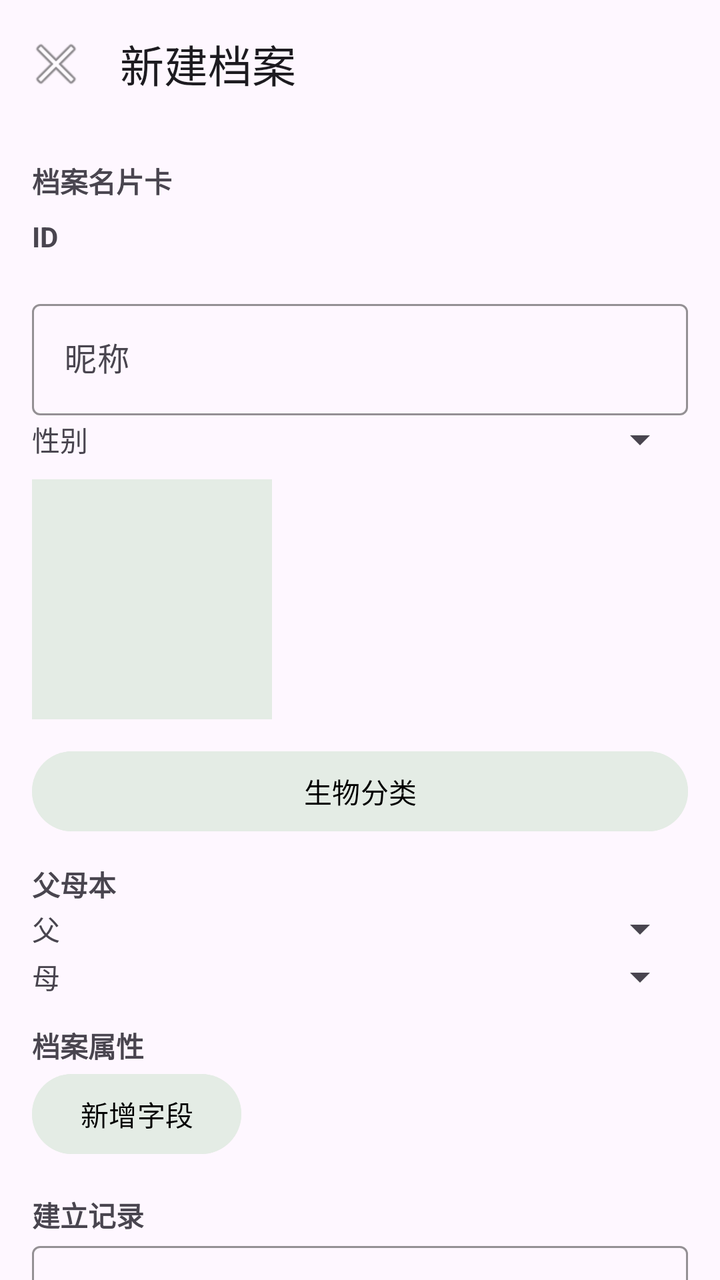
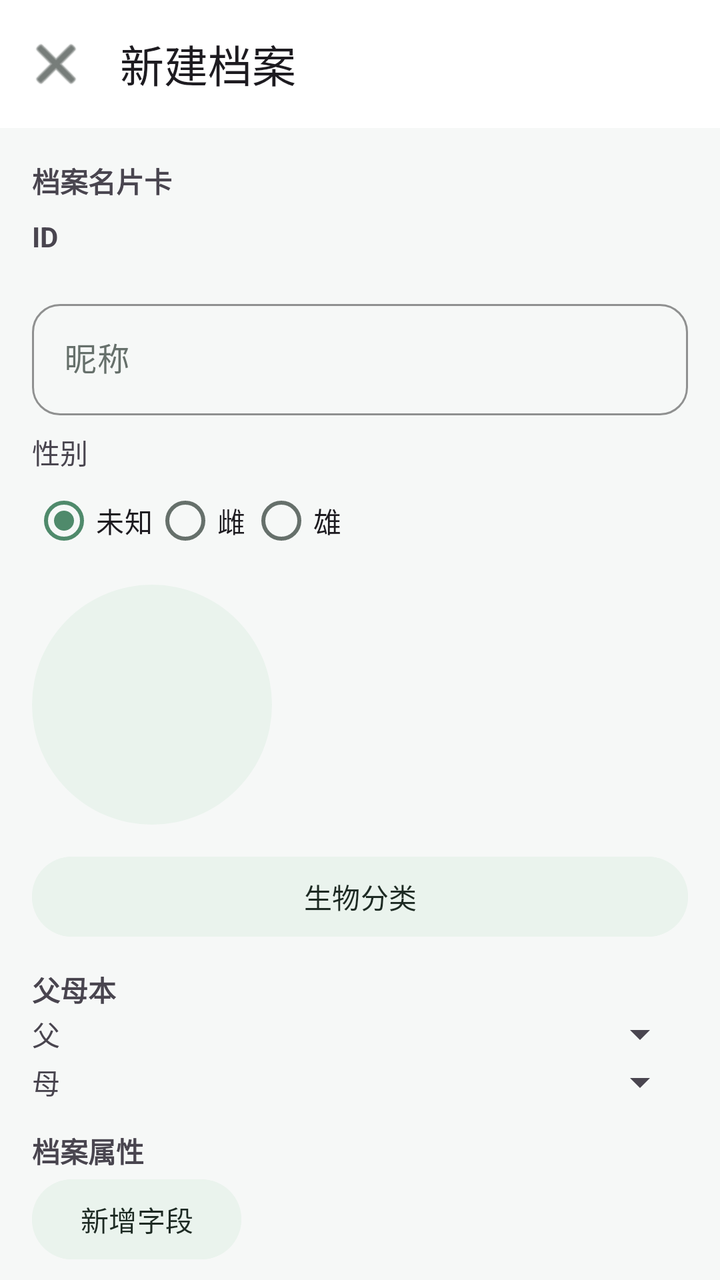

An Android layout rendered at two revisions. The XML below is the earlier revision; the diff shows what the commit changed to produce the second picture.
<!-- AndroidManifest.xml: application theme Theme.PetProfile -->
<!-- res/layout/activity_profile_edit.xml -->
<?xml version="1.0" encoding="utf-8"?>
<androidx.coordinatorlayout.widget.CoordinatorLayout xmlns:android="http://schemas.android.com/apk/res/android"
    xmlns:app="http://schemas.android.com/apk/res-auto"
    android:layout_width="match_parent"
    android:layout_height="match_parent">

    <com.google.android.material.appbar.AppBarLayout
        android:layout_width="match_parent"
        android:layout_height="wrap_content">

        <com.google.android.material.appbar.MaterialToolbar
            android:id="@+id/toolbar"
            android:layout_width="match_parent"
            android:layout_height="?attr/actionBarSize"
            app:navigationIcon="@android:drawable/ic_menu_close_clear_cancel"
            app:title="@string/action_add_profile" />
    </com.google.android.material.appbar.AppBarLayout>

    <androidx.core.widget.NestedScrollView
        android:layout_width="match_parent"
        android:layout_height="match_parent"
        android:fillViewport="true"
        app:layout_behavior="@string/appbar_scrolling_view_behavior">

        <LinearLayout
            android:layout_width="match_parent"
            android:layout_height="wrap_content"
            android:orientation="vertical"
            android:padding="16dp">

            <TextView
                android:layout_width="wrap_content"
                android:layout_height="wrap_content"
                android:text="@string/label_profile_metadata"
                android:textStyle="bold" />

            <TextView
                android:layout_width="wrap_content"
                android:layout_height="wrap_content"
                android:layout_marginTop="8dp"
                android:text="ID"
                android:textStyle="bold" />

            <TextView
                android:id="@+id/profileIdTextView"
                android:layout_width="match_parent"
                android:layout_height="wrap_content"
                android:textIsSelectable="true" />

            <com.google.android.material.textfield.TextInputLayout
                style="@style/Widget.PetProfile.TextInputLayout.Required"
                android:layout_width="match_parent"
                android:layout_height="wrap_content"
                android:hint="@string/label_nickname">

                <com.google.android.material.textfield.TextInputEditText
                    android:id="@+id/nicknameEditText"
                    android:layout_width="match_parent"
                    android:layout_height="wrap_content"
                    android:importantForAutofill="no"
                    android:inputType="text" />
            </com.google.android.material.textfield.TextInputLayout>

            <LinearLayout
                android:layout_width="match_parent"
                android:layout_height="wrap_content"
                android:gravity="center_vertical"
                android:orientation="horizontal">

                <TextView
                    android:layout_width="wrap_content"
                    android:layout_height="wrap_content"
                    android:text="@string/label_gender" />

                <Spinner
                    android:id="@+id/genderSpinner"
                    android:layout_width="0dp"
                    android:layout_height="wrap_content"
                    android:layout_marginStart="12dp"
                    android:layout_weight="1" />
            </LinearLayout>

            <ImageView
                android:id="@+id/avatarPreview"
                android:layout_width="120dp"
                android:layout_height="120dp"
                android:layout_marginTop="8dp"
                android:background="@color/avatar_background"
                android:clickable="true"
                android:focusable="true"
                android:scaleType="centerCrop" />

            <Button
                android:id="@+id/taxonomyToggleButton"
                android:layout_width="match_parent"
                android:layout_height="wrap_content"
                android:layout_marginTop="12dp"
                android:backgroundTint="@color/avatar_background"
                android:text="@string/label_taxonomy_section"
                android:textColor="@android:color/black" />

            <LinearLayout
                android:id="@+id/taxonomyContainer"
                android:layout_width="match_parent"
                android:layout_height="wrap_content"
                android:orientation="vertical"
                android:visibility="gone">

            <com.google.android.material.textfield.TextInputLayout
                style="@style/Widget.PetProfile.TextInputLayout"
                android:layout_width="match_parent"
                android:layout_height="wrap_content"
                android:hint="@string/label_kingdom">

                <com.google.android.material.textfield.TextInputEditText
                    android:id="@+id/kingdomEditText"
                    android:layout_width="match_parent"
                    android:layout_height="wrap_content" />
            </com.google.android.material.textfield.TextInputLayout>

            <com.google.android.material.textfield.TextInputLayout
                style="@style/Widget.PetProfile.TextInputLayout"
                android:layout_width="match_parent"
                android:layout_height="wrap_content"
                android:hint="@string/label_phylum">

                <com.google.android.material.textfield.TextInputEditText
                    android:id="@+id/phylumEditText"
                    android:layout_width="match_parent"
                    android:layout_height="wrap_content" />
            </com.google.android.material.textfield.TextInputLayout>

            <com.google.android.material.textfield.TextInputLayout
                style="@style/Widget.PetProfile.TextInputLayout"
                android:layout_width="match_parent"
                android:layout_height="wrap_content"
                android:hint="@string/label_class">

                <com.google.android.material.textfield.TextInputEditText
                    android:id="@+id/classEditText"
                    android:layout_width="match_parent"
                    android:layout_height="wrap_content" />
            </com.google.android.material.textfield.TextInputLayout>

            <com.google.android.material.textfield.TextInputLayout
                style="@style/Widget.PetProfile.TextInputLayout"
                android:layout_width="match_parent"
                android:layout_height="wrap_content"
                android:hint="@string/label_order">

                <com.google.android.material.textfield.TextInputEditText
                    android:id="@+id/orderEditText"
                    android:layout_width="match_parent"
                    android:layout_height="wrap_content" />
            </com.google.android.material.textfield.TextInputLayout>

            <com.google.android.material.textfield.TextInputLayout
                style="@style/Widget.PetProfile.TextInputLayout"
                android:layout_width="match_parent"
                android:layout_height="wrap_content"
                android:hint="@string/label_family">

                <com.google.android.material.textfield.TextInputEditText
                    android:id="@+id/familyEditText"
                    android:layout_width="match_parent"
                    android:layout_height="wrap_content" />
            </com.google.android.material.textfield.TextInputLayout>

            <com.google.android.material.textfield.TextInputLayout
                style="@style/Widget.PetProfile.TextInputLayout"
                android:layout_width="match_parent"
                android:layout_height="wrap_content"
                android:hint="@string/label_genus">

                <com.google.android.material.textfield.TextInputEditText
                    android:id="@+id/genusEditText"
                    android:layout_width="match_parent"
                    android:layout_height="wrap_content" />
            </com.google.android.material.textfield.TextInputLayout>

            <com.google.android.material.textfield.TextInputLayout
                style="@style/Widget.PetProfile.TextInputLayout"
                android:layout_width="match_parent"
                android:layout_height="wrap_content"
                android:hint="@string/label_species">

                <com.google.android.material.textfield.TextInputEditText
                    android:id="@+id/speciesEditText"
                    android:layout_width="match_parent"
                    android:layout_height="wrap_content" />
            </com.google.android.material.textfield.TextInputLayout>

            <com.google.android.material.textfield.TextInputLayout
                style="@style/Widget.PetProfile.TextInputLayout"
                android:layout_width="match_parent"
                android:layout_height="wrap_content"
                android:hint="@string/label_subspecies">

                <com.google.android.material.textfield.TextInputEditText
                    android:id="@+id/subspeciesEditText"
                    android:layout_width="match_parent"
                    android:layout_height="wrap_content" />
            </com.google.android.material.textfield.TextInputLayout>

            </LinearLayout>

            <TextView
                android:layout_width="wrap_content"
                android:layout_height="wrap_content"
                android:layout_marginTop="12dp"
                android:text="@string/label_parents"
                android:textStyle="bold" />

            <LinearLayout
                android:layout_width="match_parent"
                android:layout_height="wrap_content"
                android:gravity="center_vertical"
                android:orientation="horizontal">

                <TextView
                    android:layout_width="wrap_content"
                    android:layout_height="wrap_content"
                    android:text="@string/label_father" />

                <Spinner
                    android:id="@+id/fatherSpinner"
                    android:layout_width="0dp"
                    android:layout_height="wrap_content"
                    android:layout_marginStart="12dp"
                    android:layout_weight="1" />
            </LinearLayout>

            <LinearLayout
                android:layout_width="match_parent"
                android:layout_height="wrap_content"
                android:gravity="center_vertical"
                android:orientation="horizontal">

                <TextView
                    android:layout_width="wrap_content"
                    android:layout_height="wrap_content"
                    android:text="@string/label_mother" />

                <Spinner
                    android:id="@+id/motherSpinner"
                    android:layout_width="0dp"
                    android:layout_height="wrap_content"
                    android:layout_marginStart="12dp"
                    android:layout_weight="1" />
            </LinearLayout>

            <TextView
                android:layout_width="wrap_content"
                android:layout_height="wrap_content"
                android:layout_marginTop="12dp"
                android:text="@string/label_profile_attributes"
                android:textStyle="bold" />

            <androidx.recyclerview.widget.RecyclerView
                android:id="@+id/profileFieldsRecyclerView"
                android:layout_width="match_parent"
                android:layout_height="wrap_content"
                android:nestedScrollingEnabled="false" />

            <Button
                android:id="@+id/addFieldButton"
                android:layout_width="wrap_content"
                android:layout_height="wrap_content"
                android:backgroundTint="@color/avatar_background"
                android:textColor="@android:color/black"
                android:text="@string/action_add_field" />

            <TextView
                android:id="@+id/establishmentHeaderTextView"
                android:layout_width="wrap_content"
                android:layout_height="wrap_content"
                android:layout_marginTop="16dp"
                android:text="@string/record_establishment"
                android:textStyle="bold" />

            <com.google.android.material.textfield.TextInputLayout
                style="@style/Widget.PetProfile.TextInputLayout.Required"
                android:layout_width="match_parent"
                android:layout_height="wrap_content"
                android:hint="@string/label_title">

                <com.google.android.material.textfield.TextInputEditText
                    android:id="@+id/establishmentTitleEditText"
                    android:layout_width="match_parent"
                    android:layout_height="wrap_content"
                    android:importantForAutofill="no"
                    android:inputType="text" />
            </com.google.android.material.textfield.TextInputLayout>

            <RadioGroup
                android:id="@+id/establishmentSourceRadioGroup"
                android:layout_width="match_parent"
                android:layout_height="wrap_content"
                android:orientation="horizontal">

                <RadioButton
                    android:id="@+id/establishmentSourceBredRadio"
                    android:layout_width="wrap_content"
                    android:layout_height="wrap_content"
                    android:checked="true"
                    android:text="@string/record_establishment_source_breed" />

                <RadioButton
                    android:id="@+id/establishmentSourceWildRadio"
                    android:layout_width="wrap_content"
                    android:layout_height="wrap_content"
                    android:text="@string/record_establishment_source_wild" />

                <RadioButton
                    android:id="@+id/establishmentSourcePurchaseRadio"
                    android:layout_width="wrap_content"
                    android:layout_height="wrap_content"
                    android:text="@string/record_establishment_source_purchase" />
            </RadioGroup>

            <Button
                android:id="@+id/establishmentTimeButton"
                android:layout_width="wrap_content"
                android:layout_height="wrap_content"
                android:backgroundTint="@color/avatar_background"
                android:textColor="@android:color/black"
                android:text="@string/label_time" />

            <Button
                android:id="@+id/establishmentLocationButton"
                android:layout_width="wrap_content"
                android:layout_height="wrap_content"
                android:backgroundTint="@color/avatar_background"
                android:textColor="@android:color/black"
                android:text="@string/action_pick_location" />

            <TextView
                android:id="@+id/establishmentFieldsHeaderTextView"
                android:layout_width="wrap_content"
                android:layout_height="wrap_content"
                android:layout_marginTop="12dp"
                android:text="@string/label_record_attributes"
                android:textStyle="bold" />

            <androidx.recyclerview.widget.RecyclerView
                android:id="@+id/establishmentFieldsRecyclerView"
                android:layout_width="match_parent"
                android:layout_height="wrap_content"
                android:nestedScrollingEnabled="false" />

            <Button
                android:id="@+id/addEstablishmentFieldButton"
                android:layout_width="wrap_content"
                android:layout_height="wrap_content"
                android:backgroundTint="@color/avatar_background"
                android:textColor="@android:color/black"
                android:text="@string/action_add_field" />

            <Button
                android:id="@+id/establishmentImageButton"
                android:layout_width="wrap_content"
                android:layout_height="wrap_content"
                android:backgroundTint="@color/avatar_background"
                android:textColor="@android:color/black"
                android:text="@string/action_pick_image" />

            <com.google.android.material.textfield.TextInputLayout
                style="@style/Widget.PetProfile.TextInputLayout"
                android:layout_width="match_parent"
                android:layout_height="wrap_content"
                android:hint="@string/label_notes">

                <com.google.android.material.textfield.TextInputEditText
                    android:id="@+id/establishmentNotesEditText"
                    android:layout_width="match_parent"
                    android:layout_height="120dp"
                    android:gravity="top"
                    android:inputType="textMultiLine" />
            </com.google.android.material.textfield.TextInputLayout>

            <Button
                android:id="@+id/saveButton"
                android:layout_width="match_parent"
                android:layout_height="wrap_content"
                android:layout_marginTop="12dp"
                android:backgroundTint="@color/avatar_background"
                android:textColor="@android:color/black"
                android:text="@string/action_save" />
        </LinearLayout>
    </androidx.core.widget.NestedScrollView>
</androidx.coordinatorlayout.widget.CoordinatorLayout>
<!-- resources referenced by this layout -->
<resources>
  <color name="avatar_background">#E4ECE5</color>
  <string name="action_add_field">新增字段</string>
  <string name="action_add_profile">新建档案</string>
  <string name="action_pick_image">添加图片</string>
  <string name="action_pick_location">定位</string>
  <string name="action_save">保存</string>
  <string name="label_class">纲</string>
  <string name="label_family">科</string>
  <string name="label_father">父</string>
  <string name="label_gender">性别</string>
  <string name="label_genus">属</string>
  <string name="label_kingdom">界</string>
  <string name="label_mother">母</string>
  <string name="label_nickname">昵称</string>
  <string name="label_notes">笔记</string>
  <string name="label_order">目</string>
  <string name="label_parents">父母本</string>
  <string name="label_phylum">门</string>
  <string name="label_profile_attributes">档案属性</string>
  <string name="label_profile_metadata">档案名片卡</string>
  <string name="label_species">种</string>
  <string name="label_subspecies">亚种</string>
  <string name="label_taxonomy_section">生物分类</string>
  <string name="label_time">时间</string>
  <string name="label_title">标题</string>
  <string name="record_establishment">建立记录</string>
  <style name="Widget.PetProfile.TextInputLayout" parent="Widget.Material3.TextInputLayout.OutlinedBox">
          <item name="boxStrokeColor">@color/input_border_default</item>
      </style>
  <style name="Widget.PetProfile.TextInputLayout.Required" parent="Widget.Material3.TextInputLayout.OutlinedBox">
          <item name="boxStrokeColor">@color/input_border_required</item>
      </style>
  <style name="Theme.PetProfile" parent="Theme.Material3.DayNight.NoActionBar">
          <item name="colorPrimary">@color/primary</item>
          <item name="colorPrimaryVariant">@color/primary_dark</item>
          <item name="colorSecondary">@color/accent</item>
          <item name="android:statusBarColor">@android:color/white</item>
          <item name="android:windowLightStatusBar">true</item>
      </style>
  <color name="input_border_default">#A5D6A7</color>
  <color name="input_border_required">#EF9A9A</color>
  <color name="primary">#2E7D32</color>
  <color name="primary_dark">#1B5E20</color>
  <color name="accent">#FF8F00</color>
  <!-- unchanged entries left out for length: 4 -->
</resources>

<!-- the commit's change to res/layout/activity_profile_edit.xml (unified diff, before → after) -->
@@ -12,7 +12,9 @@
             android:id="@+id/toolbar"
             android:layout_width="match_parent"
             android:layout_height="?attr/actionBarSize"
+            android:background="@color/surface"
             app:navigationIcon="@android:drawable/ic_menu_close_clear_cancel"
+            app:navigationIconTint="@color/text_primary"
             app:title="@string/action_add_profile" />
     </com.google.android.material.appbar.AppBarLayout>
 
@@ -61,26 +63,39 @@
                     android:inputType="text" />
             </com.google.android.material.textfield.TextInputLayout>
 
-            <LinearLayout
-                android:layout_width="match_parent"
-                android:layout_height="wrap_content"
-                android:gravity="center_vertical"
+            <TextView
+                android:layout_width="wrap_content"
+                android:layout_height="wrap_content"
+                android:layout_marginTop="8dp"
+                android:text="@string/label_gender" />
+
+            <RadioGroup
+                android:id="@+id/genderRadioGroup"
+                android:layout_width="match_parent"
+                android:layout_height="wrap_content"
                 android:orientation="horizontal">
 
-                <TextView
-                    android:layout_width="wrap_content"
-                    android:layout_height="wrap_content"
-                    android:text="@string/label_gender" />
-
-                <Spinner
-                    android:id="@+id/genderSpinner"
-                    android:layout_width="0dp"
-                    android:layout_height="wrap_content"
-                    android:layout_marginStart="12dp"
-                    android:layout_weight="1" />
-            </LinearLayout>
-
-            <ImageView
+                <RadioButton
+                    android:id="@+id/genderUnknownRadio"
+                    android:layout_width="wrap_content"
+                    android:layout_height="wrap_content"
+                    android:checked="true"
+                    android:text="@string/gender_unknown" />
+
+                <RadioButton
+                    android:id="@+id/genderFemaleRadio"
+                    android:layout_width="wrap_content"
+                    android:layout_height="wrap_content"
+                    android:text="@string/gender_female" />
+
+                <RadioButton
+                    android:id="@+id/genderMaleRadio"
+                    android:layout_width="wrap_content"
+                    android:layout_height="wrap_content"
+                    android:text="@string/gender_male" />
+            </RadioGroup>
+
+            <com.google.android.material.imageview.ShapeableImageView
                 android:id="@+id/avatarPreview"
                 android:layout_width="120dp"
                 android:layout_height="120dp"
@@ -88,16 +103,17 @@
                 android:background="@color/avatar_background"
                 android:clickable="true"
                 android:focusable="true"
-                android:scaleType="centerCrop" />
+                android:scaleType="centerCrop"
+                app:shapeAppearanceOverlay="@style/ShapeAppearance.PetProfile.Avatar" />
 
             <Button
                 android:id="@+id/taxonomyToggleButton"
                 android:layout_width="match_parent"
                 android:layout_height="wrap_content"
                 android:layout_marginTop="12dp"
-                android:backgroundTint="@color/avatar_background"
+                android:backgroundTint="@color/button_soft_bg"
                 android:text="@string/label_taxonomy_section"
-                android:textColor="@android:color/black" />
+                android:textColor="@color/button_soft_text" />
 
             <LinearLayout
                 android:id="@+id/taxonomyContainer"
@@ -266,8 +282,8 @@
                 android:id="@+id/addFieldButton"
                 android:layout_width="wrap_content"
                 android:layout_height="wrap_content"
-                android:backgroundTint="@color/avatar_background"
-                android:textColor="@android:color/black"
+                android:backgroundTint="@color/button_soft_bg"
+                android:textColor="@color/button_soft_text"
                 android:text="@string/action_add_field" />
 
             <TextView
@@ -322,16 +338,16 @@
                 android:id="@+id/establishmentTimeButton"
                 android:layout_width="wrap_content"
                 android:layout_height="wrap_content"
-                android:backgroundTint="@color/avatar_background"
-                android:textColor="@android:color/black"
+                android:backgroundTint="@color/button_soft_bg"
+                android:textColor="@color/button_soft_text"
                 android:text="@string/label_time" />
 
             <Button
                 android:id="@+id/establishmentLocationButton"
                 android:layout_width="wrap_content"
                 android:layout_height="wrap_content"
-                android:backgroundTint="@color/avatar_background"
-                android:textColor="@android:color/black"
+                android:backgroundTint="@color/button_soft_bg"
+                android:textColor="@color/button_soft_text"
                 android:text="@string/action_pick_location" />
 
             <TextView
@@ -352,16 +368,16 @@
                 android:id="@+id/addEstablishmentFieldButton"
                 android:layout_width="wrap_content"
                 android:layout_height="wrap_content"
-                android:backgroundTint="@color/avatar_background"
-                android:textColor="@android:color/black"
+                android:backgroundTint="@color/button_soft_bg"
+                android:textColor="@color/button_soft_text"
                 android:text="@string/action_add_field" />
 
             <Button
                 android:id="@+id/establishmentImageButton"
                 android:layout_width="wrap_content"
                 android:layout_height="wrap_content"
-                android:backgroundTint="@color/avatar_background"
-                android:textColor="@android:color/black"
+                android:backgroundTint="@color/button_soft_bg"
+                android:textColor="@color/button_soft_text"
                 android:text="@string/action_pick_image" />
 
             <com.google.android.material.textfield.TextInputLayout
@@ -383,8 +399,8 @@
                 android:layout_width="match_parent"
                 android:layout_height="wrap_content"
                 android:layout_marginTop="12dp"
-                android:backgroundTint="@color/avatar_background"
-                android:textColor="@android:color/black"
+                android:backgroundTint="@color/primary"
+                android:textColor="@android:color/white"
                 android:text="@string/action_save" />
         </LinearLayout>
     </androidx.core.widget.NestedScrollView>
<!-- resource entries referenced after the edit -->
@@ -1,11 +1,16 @@
 <!-- resources referenced by this layout -->
 <resources>
-  <color name="avatar_background">#E4ECE5</color>
+  <color name="avatar_background">#EAF3ED</color>
+  <color name="button_soft_bg">#EAF3ED</color>
+  <color name="button_soft_text">#1D2A23</color>
   <string name="action_add_field">新增字段</string>
   <string name="action_add_profile">新建档案</string>
   <string name="action_pick_image">添加图片</string>
   <string name="action_pick_location">定位</string>
   <string name="action_save">保存</string>
+  <string name="gender_female">雌</string>
+  <string name="gender_male">雄</string>
+  <string name="gender_unknown">未知</string>
   <string name="label_class">纲</string>
   <string name="label_family">科</string>
   <string name="label_father">父</string>
@@ -26,24 +31,52 @@
   <string name="label_time">时间</string>
   <string name="label_title">标题</string>
   <string name="record_establishment">建立记录</string>
+  <style name="ShapeAppearance.PetProfile.Avatar" parent="">
+          <item name="cornerFamily">rounded</item>
+          <item name="cornerSize">50%</item>
+      </style>
   <style name="Widget.PetProfile.TextInputLayout" parent="Widget.Material3.TextInputLayout.OutlinedBox">
+          <item name="shapeAppearanceOverlay">@style/ShapeAppearance.PetProfile.TextField</item>
           <item name="boxStrokeColor">@color/input_border_default</item>
+          <item name="boxStrokeWidth">1dp</item>
+          <item name="boxStrokeWidthFocused">1.5dp</item>
+          <item name="hintTextColor">@color/text_secondary</item>
       </style>
   <style name="Widget.PetProfile.TextInputLayout.Required" parent="Widget.Material3.TextInputLayout.OutlinedBox">
+          <item name="shapeAppearanceOverlay">@style/ShapeAppearance.PetProfile.TextField</item>
           <item name="boxStrokeColor">@color/input_border_required</item>
+          <item name="boxStrokeWidth">1dp</item>
+          <item name="boxStrokeWidthFocused">1.5dp</item>
+          <item name="hintTextColor">@color/required_red</item>
       </style>
   <style name="Theme.PetProfile" parent="Theme.Material3.DayNight.NoActionBar">
           <item name="colorPrimary">@color/primary</item>
           <item name="colorPrimaryVariant">@color/primary_dark</item>
           <item name="colorSecondary">@color/accent</item>
+          <item name="colorSurface">@color/surface</item>
+          <item name="colorOnSurface">@color/text_primary</item>
+          <item name="colorSurfaceVariant">@color/surface_subtle</item>
+          <item name="colorOnSurfaceVariant">@color/text_secondary</item>
+          <item name="android:windowBackground">@color/surface_subtle</item>
           <item name="android:statusBarColor">@android:color/white</item>
           <item name="android:windowLightStatusBar">true</item>
+          <item name="android:navigationBarColor">@color/surface</item>
+          <item name="android:windowLightNavigationBar">true</item>
       </style>
-  <color name="input_border_default">#A5D6A7</color>
-  <color name="input_border_required">#EF9A9A</color>
-  <color name="primary">#2E7D32</color>
-  <color name="primary_dark">#1B5E20</color>
-  <color name="accent">#FF8F00</color>
+  <style name="ShapeAppearance.PetProfile.TextField" parent="">
+          <item name="cornerFamily">rounded</item>
+          <item name="cornerSize">14dp</item>
+      </style>
+  <color name="input_border_default">#C7D8CE</color>
+  <color name="text_secondary">#66706B</color>
+  <color name="input_border_required">#E8B1B1</color>
+  <color name="required_red">#C85A5A</color>
+  <color name="primary">#4F8A6B</color>
+  <color name="surface">#FFFFFF</color>
+  <color name="text_primary">#1C2621</color>
+  <color name="primary_dark">#305B44</color>
+  <color name="accent">#4F8A6B</color>
+  <color name="surface_subtle">#F6F8F7</color>
   <!-- unchanged entries left out for length: 4 -->
 </resources>
 
